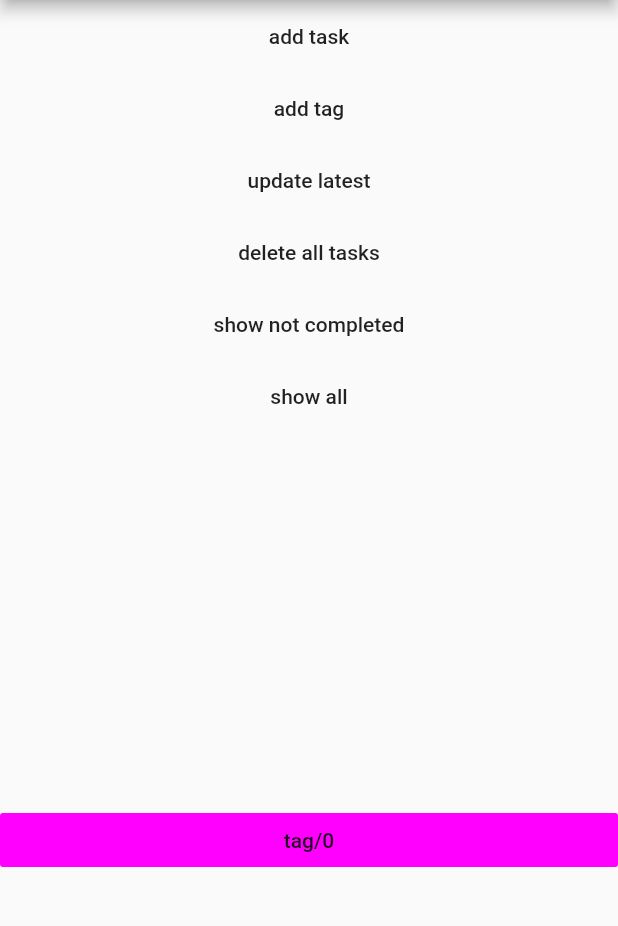
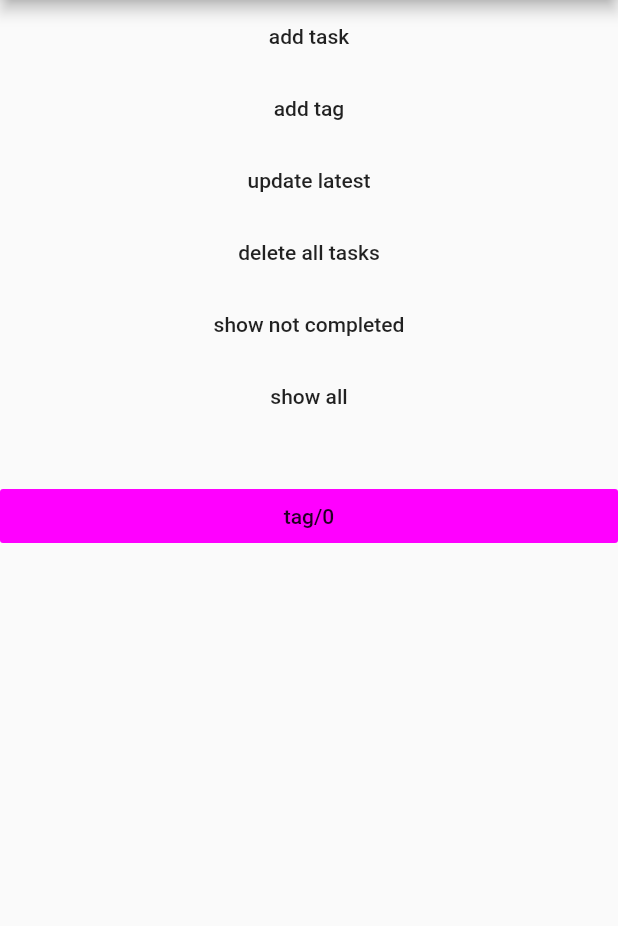
Before and after one commit to isoppp/sandbox-flutter, a Flutter app: the MoorScreen screen opened directly, after a tap on "add tag", on a phone screen of 412 x 824 dp, the part 84-1010 px from its top. Run offline on Flutter 3.47's test engine with Material 2 defaults, Android fonts, the phone set to English and light mode, and no system bars; our stand-ins replace flutter_slidable, moor, moor_ffi; generated files the repository leaves out were written again.

Commit message:
adjust layout

```diff
--- a/lib/moor/moor_home.dart
+++ b/lib/moor/moor_home.dart
@@ -16,7 +16,7 @@ class _MoorHomeState extends State<MoorHome> {
   Widget build(BuildContext context) {
     final database = Provider.of<AppDatabase>(context);
 
-    return Column(
+    return ListView(
       children: <Widget>[
         FlatButton(
           child: Text('add task'),
@@ -71,8 +71,9 @@ class _MoorHomeState extends State<MoorHome> {
           },
         ),
         SizedBox(height: 16),
-        Expanded(child: _buildTaskList(context, database)),
-        Expanded(child: _buildTagList(context, database)),
+        _buildTaskList(context, database),
+        SizedBox(height: 16),
+        _buildTagList(context, database)
       ],
     );
   }
@@ -84,13 +85,20 @@ class _MoorHomeState extends State<MoorHome> {
       builder: (context, AsyncSnapshot<List<TaskWithTag>> snapshot) {
         final tasks = snapshot.data ?? [];
 
-        return ListView.builder(
+        return SingleChildScrollView(
+            child: Column(
+          children: <Widget>[
+            ListView.builder(
+              shrinkWrap: true,
+              physics: NeverScrollableScrollPhysics(),
               itemCount: tasks.length,
               itemBuilder: (_, index) {
                 final itemTask = tasks[index];
                 return _buildTaskItem(itemTask, database);
               },
-        );
+            ),
+          ],
+        ));
       },
     );
   }
@@ -124,7 +132,12 @@ class _MoorHomeState extends State<MoorHome> {
       builder: (context, AsyncSnapshot<List<Tag>> snapshot) {
         final tags = snapshot.data ?? [];
 
-        return ListView.builder(
+        return SingleChildScrollView(
+            child: Column(
+          children: <Widget>[
+            ListView.builder(
+              shrinkWrap: true,
+              physics: NeverScrollableScrollPhysics(),
               itemCount: tags.length,
               itemBuilder: (_, index) {
                 final tag = tags[index];
@@ -138,7 +151,9 @@ class _MoorHomeState extends State<MoorHome> {
                   },
                 );
               },
-        );
+            ),
+          ],
+        ));
       },
     );
   }
```
Lines whose indentation alone changed are shown as unchanged.
